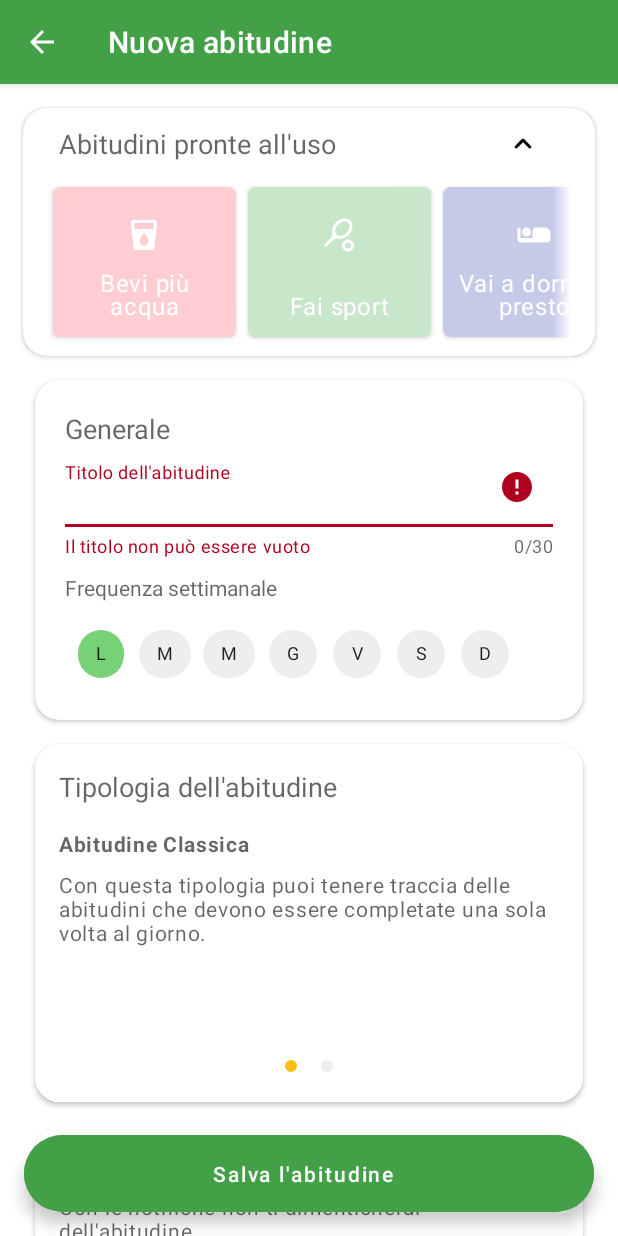
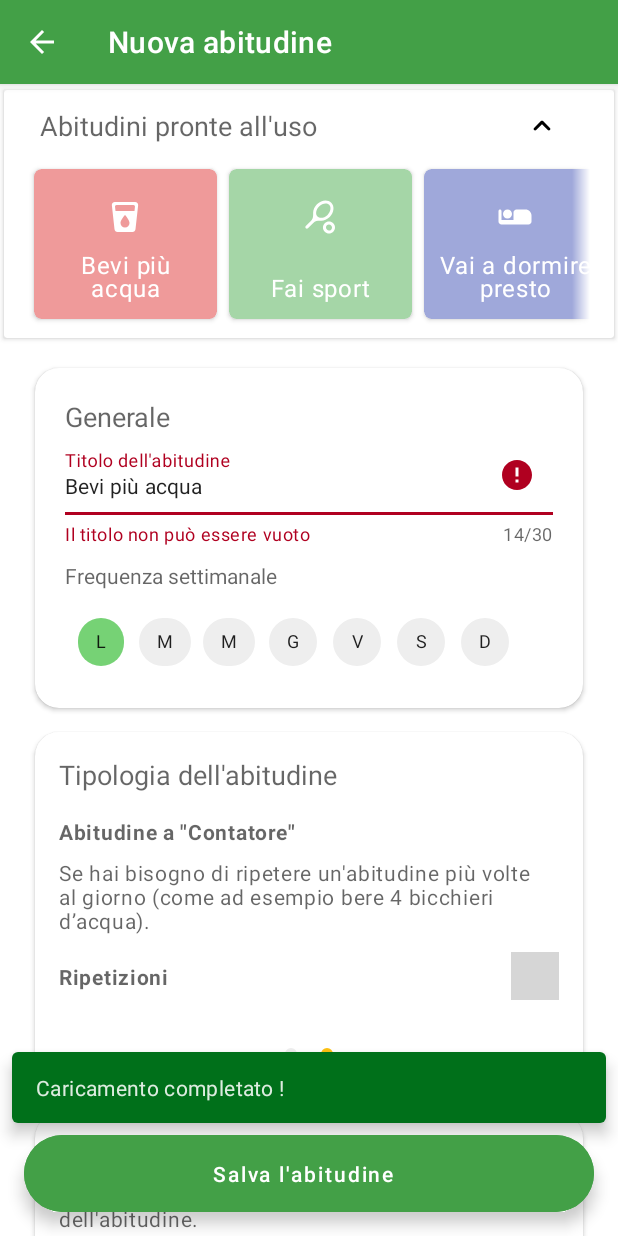
Before and after one commit to Juuzen/Sprout, an Android app: the CreateHabitActivity screen opened directly, with no data from a screen before it, after a tap on "Bevi più acqua", on a phone screen of 412 x 824 dp. Run offline under Robolectric (Android 15) with nearby library versions, the phone set to English and light mode, and no system bars; libraries missing offline, so code that uses them is left out: com.shawnlin.numberpicker, io.realm; plain views replace NumberPicker; 1 statement that could not run was skipped; 2 other taps on this screen came first; grey boxes are pictures that could not be loaded.

Commit message:
Loading presets

```diff
--- a/app/src/main/java/com/hcifedii/sprout/CreateHabitActivity.java
+++ b/app/src/main/java/com/hcifedii/sprout/CreateHabitActivity.java
@@ -2,17 +2,22 @@ package com.hcifedii.sprout;
 
 import androidx.appcompat.app.ActionBar;
 import androidx.appcompat.app.AppCompatActivity;
+import androidx.core.view.DisplayCompat;
 import androidx.fragment.app.FragmentManager;
 
+import android.content.res.Resources;
 import android.os.Bundle;
 import android.util.Log;
 
 import android.widget.Toast;
 
 import com.google.android.material.floatingactionbutton.ExtendedFloatingActionButton;
+import com.google.android.material.floatingactionbutton.FloatingActionButton;
+import com.google.android.material.snackbar.Snackbar;
 import com.hcifedii.sprout.fragment.FrequencyFragment;
 import com.hcifedii.sprout.fragment.GoalFragment;
 import com.hcifedii.sprout.fragment.HabitTypeFragment;
+import com.hcifedii.sprout.fragment.PresetFragment;
 import com.hcifedii.sprout.fragment.RemindersFragment;
 import com.hcifedii.sprout.fragment.SnoozeFragment;
 import com.hcifedii.sprout.fragment.TitleFragment;
@@ -26,6 +31,8 @@ public class CreateHabitActivity extends AppCompatActivity {
     private static final String logcatTag = "Sprout - CreateHabitActivity";
 
     // Fragments of this activity
+    PresetFragment presetFragment;
+
     TitleFragment titleFragment;
     HabitTypeFragment habitTypeFragment;
     FrequencyFragment frequencyFragment;
@@ -42,7 +49,7 @@ public class CreateHabitActivity extends AppCompatActivity {
 
         // FAB - Floating Action Button
         ExtendedFloatingActionButton saveFab = findViewById(R.id.fabSaveButton);
-        saveFab.setOnClickListener(view -> {
+        saveFab.setOnClickListener(fabView -> {
 
             String title = titleFragment.getTitle();
 
@@ -59,8 +66,11 @@ public class CreateHabitActivity extends AppCompatActivity {
                 List<Days> frequency = frequencyFragment.getSelectedDays();
 
                 if (frequency.size() < 1) {
-
-                    Toast.makeText(getBaseContext(), getResources().getString(R.string.empty_frequency_warning), Toast.LENGTH_LONG).show();
+                    // Warning Snackbar. The user hasn't selected any days of the week.
+                    Snackbar.make(saveFab, R.string.empty_frequency_warning, Snackbar.LENGTH_SHORT)
+                            .setBackgroundTint(getResources().getColor(R.color.redColor, getTheme()))
+                            .setAnchorView(saveFab)
+                            .show();
                     return;
                 }
 
@@ -112,12 +122,28 @@ public class CreateHabitActivity extends AppCompatActivity {
 
         // Saving a reference to each fragments
         FragmentManager fragmentManager = getSupportFragmentManager();
+
         titleFragment = (TitleFragment) fragmentManager.findFragmentById(R.id.titleFragment);
         habitTypeFragment = (HabitTypeFragment) fragmentManager.findFragmentById(R.id.habitTypeFragment);
         frequencyFragment = (FrequencyFragment) fragmentManager.findFragmentById(R.id.frequencyFragment);
         remindersFragment = (RemindersFragment) fragmentManager.findFragmentById(R.id.reminderFragment);
         snoozeFragment = (SnoozeFragment) fragmentManager.findFragmentById(R.id.snoozeFragment);
         goalFragment = (GoalFragment) fragmentManager.findFragmentById(R.id.goalFragment);
+
+        presetFragment = (PresetFragment) fragmentManager.findFragmentById(R.id.presetHabitFragment);
+
+        presetFragment.setAdapterListener(habit -> {
+
+            titleFragment.setTitle(habit.getTitle());
+            habitTypeFragment.setHabitType(habit.getHabitType());
+            //habitTypeFragment.setRepetitions(habit.getRepetitions());
+
+
+            Snackbar.make(presetFragment.getView(), R.string.preset_habit_loading_snackbar, Snackbar.LENGTH_SHORT)
+                    .setAnchorView(saveFab)
+                    .show();
+
+        });
 
     }
 
@@ -131,4 +157,6 @@ public class CreateHabitActivity extends AppCompatActivity {
             Log.e(logcatTag, "getSupportActionBar() returned null");
         }
     }
+
+
 }
--- a/app/src/main/java/com/hcifedii/sprout/adapter/PresetHabitAdapter.java
+++ b/app/src/main/java/com/hcifedii/sprout/adapter/PresetHabitAdapter.java
@@ -31,8 +31,11 @@ public class PresetHabitAdapter extends RecyclerView.Adapter<PresetHabitAdapter.
 
     private Context context;
 
-    public PresetHabitAdapter(List<Habit> presetHabitList, OnClickListener listener) {
+    public PresetHabitAdapter(List<Habit> presetHabitList) {
         this.presetHabitList = presetHabitList;
+    }
+
+    public void setListener(@NonNull OnClickListener listener) {
         this.listener = listener;
     }
 
--- a/app/src/main/java/com/hcifedii/sprout/fragment/HabitTypeFragment.java
+++ b/app/src/main/java/com/hcifedii/sprout/fragment/HabitTypeFragment.java
@@ -23,6 +23,8 @@ import com.hcifedii.sprout.fragment.habitType.HabitTypeInterface;
 
 import java.util.HashMap;
 import java.util.Map;
+
+import model.Habit;
 
 public class HabitTypeFragment extends Fragment {
 
@@ -112,13 +114,27 @@ public class HabitTypeFragment extends Fragment {
 
     private HabitType getHabitTypeByPosition(int position) {
 
-        switch (position) {
-            case 0:
-                return HabitType.CLASSIC;
-            case 1:
-                return HabitType.COUNTER;
+        if (position == 1) {
+            return HabitType.COUNTER;
         }
         return HabitType.CLASSIC;
+    }
+
+    private  int getPositionByHabitType(HabitType habitType){
+        if (habitType == HabitType.COUNTER)
+            return 1;
+        return 0;
+    }
+
+    public void setHabitType(String habitType) {
+
+        int position = 0;
+        if(habitType != null){
+            HabitType type = HabitType.valueOf(habitType);
+            position = getPositionByHabitType(type);
+        }
+
+        habitTypeViewPager.setCurrentItem(position);
     }
 
     private class ViewPagerFragmentAdapter extends FragmentStateAdapter {
@@ -140,15 +156,12 @@ public class HabitTypeFragment extends Fragment {
 
             Fragment habitTypeFragment = null;
 
-            switch (position) {
-                case 0:
-                    habitTypeFragment = new ClassicTypeFragment();
-                    habitTypeFragmentMap.put(HabitType.CLASSIC, (HabitTypeInterface) habitTypeFragment);
-                    break;
-                case 1:
-                    habitTypeFragment = new CounterTypeFragment();
-                    habitTypeFragmentMap.put(HabitType.COUNTER, (HabitTypeInterface) habitTypeFragment);
-                    break;
+            if (position == 1) {
+                habitTypeFragment = new CounterTypeFragment();
+                habitTypeFragmentMap.put(HabitType.COUNTER, (HabitTypeInterface) habitTypeFragment);
+            } else {
+                habitTypeFragment = new ClassicTypeFragment();
+                habitTypeFragmentMap.put(HabitType.CLASSIC, (HabitTypeInterface) habitTypeFragment);
             }
             return habitTypeFragment;
         }
--- a/app/src/main/java/com/hcifedii/sprout/fragment/PresetFragment.java
+++ b/app/src/main/java/com/hcifedii/sprout/fragment/PresetFragment.java
@@ -4,6 +4,7 @@ import android.content.Context;
 import android.graphics.Color;
 import android.os.Bundle;
 
+import androidx.annotation.NonNull;
 import androidx.fragment.app.Fragment;
 import androidx.recyclerview.widget.LinearLayoutManager;
 import androidx.recyclerview.widget.RecyclerView;
@@ -29,11 +30,13 @@ import model.Habit;
 public class PresetFragment extends Fragment {
 
     Context context;
-    Listener viewListener;
-
-    MaterialButton showMore;
+    PresetHabitAdapter adapter;
 
     public PresetFragment() {
+    }
+
+    public void setAdapterListener(@NonNull PresetHabitAdapter.OnClickListener listener){
+        this.adapter.setListener(listener);
     }
 
     @Override
@@ -56,13 +59,12 @@ public class PresetFragment extends Fragment {
         presetHabitRecyclerView.setLayoutManager(linearLayoutManager);
 
         // Set the listener to the recycler view
-        viewListener = new Listener();
-        PresetHabitAdapter adapter = new PresetHabitAdapter(createPresetHabitList(), viewListener);
+        adapter = new PresetHabitAdapter(createPresetHabitList());
 
         presetHabitRecyclerView.setAdapter(adapter);
 
         // Set the listener to the button
-        showMore = view.findViewById(R.id.showMoreButton);
+        MaterialButton showMore = view.findViewById(R.id.showMoreButton);
 
         showMore.setOnClickListener(new ShowMoreButtonListener(view));
 
@@ -98,23 +100,6 @@ public class PresetFragment extends Fragment {
         }
     }
 
-    // Unused
-    private class Listener implements PresetHabitAdapter.OnClickListener {
-
-        private Habit habit;
-
-        @Override
-        public void onClick(Habit habit) {
-            this.habit = habit;
-            Toast.makeText(context, habit.getTitle(), Toast.LENGTH_SHORT).show();
-        }
-
-        public Habit getHabit() {
-            return habit;
-        }
-    }
-
-
     private List<Habit> createPresetHabitList() {
 
         List<Habit> list = new LinkedList<>();
@@ -122,12 +107,15 @@ public class PresetFragment extends Fragment {
         Habit habit1 = new Habit(), habit2 = new Habit(), habit3 = new Habit();
 
         habit1.setTitle(getString(R.string.preset_drink_more_water));
+        habit1.setHabitType("COUNTER");
         habit1.setImage(R.drawable.ic_round_local_drink_24);
 
         habit2.setTitle(getString(R.string.preset_do_more_sports));
+        habit2.setHabitType("CLASSIC");
         habit2.setImage(R.drawable.ic_sports_tennis_24);
 
         habit3.setTitle(getString(R.string.preset_go_to_bed_early));
+        habit3.setHabitType("CLASSIC");
         habit3.setImage(R.drawable.ic_bed_24);
 
 
--- a/app/src/main/java/com/hcifedii/sprout/fragment/TitleFragment.java
+++ b/app/src/main/java/com/hcifedii/sprout/fragment/TitleFragment.java
@@ -47,4 +47,7 @@ public class TitleFragment extends Fragment {
         layout.setError(message);
     }
 
+    public void setTitle(String title) {
+        this.title.setText(title);
+    }
 }
--- a/app/src/main/res/layout/activity_create_habit.xml
+++ b/app/src/main/res/layout/activity_create_habit.xml
@@ -21,9 +21,6 @@
                 android:name="com.hcifedii.sprout.fragment.PresetFragment"
                 android:layout_width="match_parent"
                 android:layout_height="wrap_content"
-                android:layout_marginStart="8dp"
-                android:layout_marginTop="8dp"
-                android:layout_marginEnd="8dp"
                 app:layout_constraintEnd_toEndOf="parent"
                 app:layout_constraintStart_toStartOf="parent"
                 app:layout_constraintTop_toTopOf="parent"
@@ -37,6 +34,7 @@
                 android:layout_height="wrap_content"
                 android:layout_marginStart="16dp"
 
+                android:layout_marginTop="8dp"
                 android:layout_marginEnd="16dp"
                 app:layout_constraintEnd_toEndOf="parent"
                 app:layout_constraintStart_toStartOf="parent"
--- a/app/src/main/res/layout/fragment_preset_list.xml
+++ b/app/src/main/res/layout/fragment_preset_list.xml
@@ -4,7 +4,6 @@
     xmlns:tools="http://schemas.android.com/tools"
     android:layout_width="match_parent"
     android:layout_height="wrap_content"
-    app:cardCornerRadius="16dp"
     app:cardUseCompatPadding="true">
 
     <LinearLayout
--- a/app/src/main/res/values/colors.xml
+++ b/app/src/main/res/values/colors.xml
@@ -10,10 +10,10 @@
     <color name="secondaryTextColor">#000000</color>
 
 
-    <color name="materialRed">#FFCDD2</color>
-    <color name="materialGreen">#C8E6C9</color>
-    <color name="materialBlue">#C5CAE9</color>
-    <color name="materialYellow">#F0F4C3</color>
+    <color name="materialRed">#EF9A9A</color>
+    <color name="materialGreen">#A5D6A7</color>
+    <color name="materialBlue">#9FA8DA</color>
+    <color name="materialYellow">#E6EE9C</color>
 
     <array name="materialColors">
         <item>@color/materialRed</item>
--- a/app/src/main/res/values/strings.xml
+++ b/app/src/main/res/values/strings.xml
@@ -79,4 +79,5 @@
     <string name="preset_drink_more_water">Bevi più acqua</string>
     <string name="preset_do_more_sports">Fai sport</string>
     <string name="preset_go_to_bed_early">Vai a dormire presto</string>
+    <string name="preset_habit_loading_snackbar">Caricamento completato !</string>
 </resources>
--- a/app/src/main/res/values/styles.xml
+++ b/app/src/main/res/values/styles.xml
@@ -12,6 +12,13 @@
         <item name="colorError">@color/redColor</item>
         <item name="iconTint">@color/whiteColor</item>
 
+        <item name="snackbarStyle">@style/SproutSnackBar</item>
+
+
+    </style>
+
+    <style name="SproutSnackBar" parent="Widget.MaterialComponents.Snackbar">
+        <item name="backgroundTint">@color/primaryDarkColor</item>
 
     </style>
 
```
